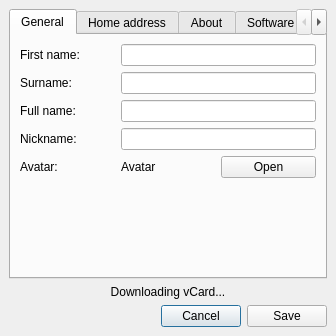
Qt form widgets/vcardeditor.ui (xmpp-graveyard/jabbim) before a commit.
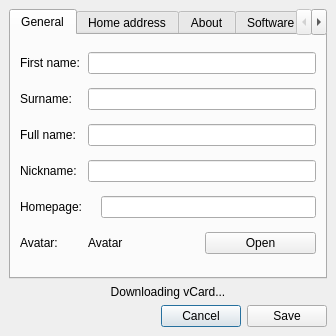
The same form after that commit.

Commit message: homepage ve vCard

```diff
--- a/widgets/vcardeditor.ui
+++ b/widgets/vcardeditor.ui
@@ -68,34 +68,6 @@
        <string>General</string>
       </attribute>
       <layout class="QGridLayout" >
-       <property name="leftMargin" >
-        <number>9</number>
-       </property>
-       <property name="topMargin" >
-        <number>9</number>
-       </property>
-       <property name="rightMargin" >
-        <number>9</number>
-       </property>
-       <property name="bottomMargin" >
-        <number>9</number>
-       </property>
-       <property name="horizontalSpacing" >
-        <number>6</number>
-       </property>
-       <property name="verticalSpacing" >
-        <number>6</number>
-       </property>
-       <item row="2" column="0" >
-        <widget class="QLabel" name="label_5" >
-         <property name="text" >
-          <string>Full name:</string>
-         </property>
-        </widget>
-       </item>
-       <item row="3" column="1" colspan="2" >
-        <widget class="QLineEdit" name="nickname" />
-       </item>
        <item row="0" column="0" >
         <widget class="QLabel" name="label" >
          <property name="text" >
@@ -103,46 +75,29 @@
          </property>
         </widget>
        </item>
-       <item row="4" column="1" >
-        <widget class="QLabel" name="avatar" >
-         <property name="text" >
-          <string>Avatar</string>
-         </property>
-        </widget>
-       </item>
-       <item row="0" column="1" colspan="2" >
+       <item row="0" column="1" >
         <widget class="QLineEdit" name="name" />
        </item>
-       <item row="5" column="1" >
-        <spacer>
-         <property name="orientation" >
-          <enum>Qt::Vertical</enum>
+       <item row="1" column="0" >
+        <widget class="QLabel" name="label_2" >
+         <property name="text" >
+          <string>Surname:</string>
          </property>
-         <property name="sizeHint" >
-          <size>
-           <width>75</width>
-           <height>71</height>
-          </size>
-         </property>
-        </spacer>
+        </widget>
        </item>
-       <item row="4" column="2" >
-        <widget class="QPushButton" name="setAvatar" >
+       <item row="1" column="1" >
+        <widget class="QLineEdit" name="surname" />
+       </item>
+       <item row="2" column="0" >
+        <widget class="QLabel" name="label_5" >
          <property name="text" >
-          <string>Open</string>
+          <string>Full name:</string>
          </property>
         </widget>
        </item>
-       <item row="2" column="1" colspan="2" >
+       <item row="2" column="1" >
         <widget class="QLineEdit" name="fullname" />
        </item>
-       <item row="4" column="0" >
-        <widget class="QLabel" name="label_3" >
-         <property name="text" >
-          <string>Avatar:</string>
-         </property>
-        </widget>
-       </item>
        <item row="3" column="0" >
         <widget class="QLabel" name="label_4" >
          <property name="text" >
@@ -150,16 +105,55 @@
          </property>
         </widget>
        </item>
-       <item row="1" column="1" colspan="2" >
-        <widget class="QLineEdit" name="surname" />
+       <item row="3" column="1" >
+        <widget class="QLineEdit" name="nickname" />
        </item>
-       <item row="1" column="0" >
-        <widget class="QLabel" name="label_2" >
+       <item row="5" column="0" >
+        <widget class="QLabel" name="label_3" >
          <property name="text" >
-          <string>Surname:</string>
+          <string>Avatar:</string>
          </property>
         </widget>
        </item>
+       <item row="5" column="1" >
+        <layout class="QHBoxLayout" >
+         <item>
+          <widget class="QLabel" name="avatar" >
+           <property name="text" >
+            <string>Avatar</string>
+           </property>
+          </widget>
+         </item>
+         <item>
+          <widget class="QPushButton" name="setAvatar" >
+           <property name="text" >
+            <string>Open</string>
+           </property>
+          </widget>
+         </item>
+        </layout>
+       </item>
+       <item row="4" column="0" >
+        <widget class="QLabel" name="label_10" >
+         <property name="text" >
+          <string>Homepage:</string>
+         </property>
+        </widget>
+       </item>
+       <item row="4" column="1" >
+        <layout class="QHBoxLayout" >
+         <item>
+          <widget class="QLabel" name="homepage_label" >
+           <property name="text" >
+            <string/>
+           </property>
+          </widget>
+         </item>
+         <item>
+          <widget class="QLineEdit" name="homepage_edit" />
+         </item>
+        </layout>
+       </item>
       </layout>
      </widget>
      <widget class="QWidget" name="tab_2" >
```
The commit also changes 2 other files.
